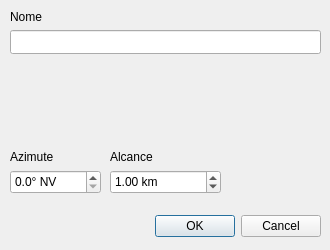
cragapito/qtkamal, file dialogs/beamdialog.ui: the form before one commit.
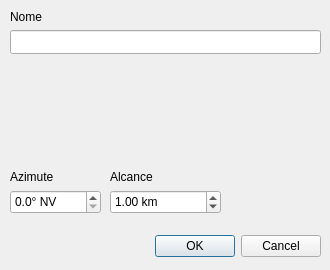
The form after the commit. Icons and pictures are not drawn. Custom widgets are drawn as their Qt base class.

What changed in the file:
```diff
--- a/dialogs/beamdialog.ui
+++ b/dialogs/beamdialog.ui
@@ -7,19 +7,25 @@
     <x>0</x>
     <y>0</y>
     <width>330</width>
-    <height>250</height>
+    <height>270</height>
    </rect>
   </property>
+  <property name="sizePolicy">
+   <sizepolicy hsizetype="Fixed" vsizetype="Fixed">
+    <horstretch>0</horstretch>
+    <verstretch>0</verstretch>
+   </sizepolicy>
+  </property>
   <property name="minimumSize">
    <size>
     <width>330</width>
-    <height>250</height>
+    <height>270</height>
    </size>
   </property>
   <property name="maximumSize">
    <size>
     <width>330</width>
-    <height>250</height>
+    <height>270</height>
    </size>
   </property>
   <property name="windowTitle">
@@ -33,7 +39,7 @@
    <property name="geometry">
     <rect>
      <x>-20</x>
-     <y>210</y>
+     <y>230</y>
      <width>341</width>
      <height>32</height>
     </rect>
@@ -74,7 +80,7 @@
      <x>10</x>
      <y>60</y>
      <width>310</width>
-     <height>85</height>
+     <height>100</height>
     </rect>
    </property>
   </widget>
@@ -82,7 +88,7 @@
    <property name="geometry">
     <rect>
      <x>10</x>
-     <y>150</y>
+     <y>170</y>
      <width>57</width>
      <height>14</height>
     </rect>
@@ -95,7 +101,7 @@
    <property name="geometry">
     <rect>
      <x>10</x>
-     <y>170</y>
+     <y>190</y>
      <width>91</width>
      <height>24</height>
     </rect>
@@ -120,7 +126,7 @@
    <property name="geometry">
     <rect>
      <x>110</x>
-     <y>150</y>
+     <y>170</y>
      <width>57</width>
      <height>14</height>
     </rect>
@@ -133,7 +139,7 @@
    <property name="geometry">
     <rect>
      <x>110</x>
-     <y>170</y>
+     <y>190</y>
      <width>111</width>
      <height>24</height>
     </rect>
@@ -155,7 +161,7 @@
    <property name="geometry">
     <rect>
      <x>10</x>
-     <y>200</y>
+     <y>220</y>
      <width>40</width>
      <height>40</height>
     </rect>
```
